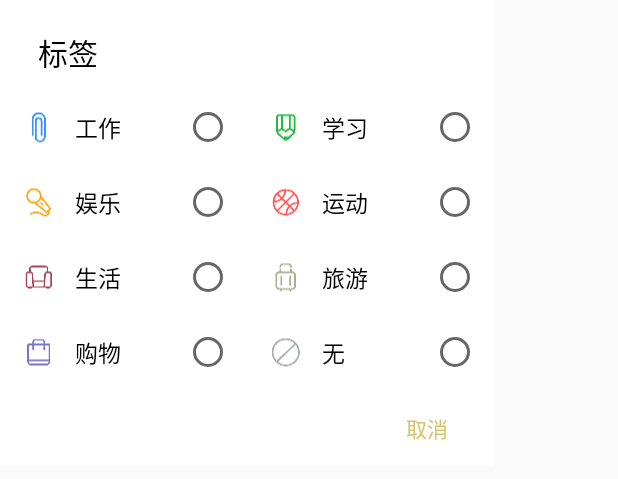
After one commit to Raindus/Ray.do, an Android app: the layout dialog_plan_tag.xml on its own in the app's theme, with its tools: preview values and no code run, on a phone screen of 412 x 824 dp. The commit adds this screen. Shown: the top 479 px of the screen. Run offline under Robolectric (Android 15) with nearby library versions, the phone set to English and light mode, and no system bars.

Commit message:
计划-标签-对话框

```diff
--- a/app/src/main/res/layout/activity_new_plan.xml
+++ b/app/src/main/res/layout/activity_new_plan.xml
@@ -60,6 +60,7 @@
             android:clickable="true" />
 
         <ImageButton
+            android:id="@+id/new_plan_tag"
             android:layout_width="50dp"
             android:layout_height="50dp"
             android:background="?android:attr/selectableItemBackgroundBorderless"
--- /dev/null
+++ b/app/src/main/res/layout/dialog_plan_tag.xml
@@ -0,0 +1,306 @@
+<?xml version="1.0" encoding="utf-8"?>
+<LinearLayout xmlns:android="http://schemas.android.com/apk/res/android"
+    android:layout_width="330dp"
+    android:layout_height="wrap_content"
+    android:background="@android:color/white"
+    android:orientation="vertical">
+
+    <TextView
+        android:layout_width="wrap_content"
+        android:layout_height="wrap_content"
+        android:layout_marginBottom="10dp"
+        android:layout_marginLeft="25dp"
+        android:layout_marginTop="20dp"
+        android:text="标签"
+        android:textColor="@android:color/black"
+        android:textSize="20dp" />
+
+    <TableLayout
+        android:layout_width="match_parent"
+        android:layout_height="wrap_content"
+        android:stretchColumns="0,1">
+
+        <TableRow>
+
+            <RelativeLayout
+                android:id="@+id/tag_rl_work"
+                android:layout_width="match_parent"
+                android:layout_height="50dp"
+                android:background="?android:attr/selectableItemBackground"
+                android:clickable="true">
+
+                <ImageView
+                    android:layout_width="wrap_content"
+                    android:layout_height="match_parent"
+                    android:layout_marginLeft="15dp"
+                    android:src="@drawable/plan_tag_work" />
+
+                <TextView
+                    android:layout_width="wrap_content"
+                    android:layout_height="match_parent"
+                    android:layout_marginLeft="50dp"
+                    android:gravity="center"
+                    android:text="工作"
+                    android:textColor="@android:color/black"
+                    android:textSize="15dp" />
+
+                <RadioButton
+                    android:id="@+id/tag_rb_work"
+                    android:layout_width="wrap_content"
+                    android:layout_height="match_parent"
+                    android:layout_alignParentRight="true"
+                    android:layout_marginRight="10dp"
+                    android:background="@null"
+                    android:clickable="false" />
+            </RelativeLayout>
+
+            <RelativeLayout
+                android:id="@+id/tag_rl_study"
+                android:layout_width="match_parent"
+                android:layout_height="50dp"
+                android:background="?android:attr/selectableItemBackground"
+                android:clickable="true">
+
+                <ImageView
+                    android:layout_width="wrap_content"
+                    android:layout_height="match_parent"
+                    android:layout_marginLeft="15dp"
+                    android:src="@drawable/plan_tag_study" />
+
+                <TextView
+                    android:layout_width="wrap_content"
+                    android:layout_height="match_parent"
+                    android:layout_marginLeft="50dp"
+                    android:gravity="center"
+                    android:text="学习"
+                    android:textColor="@android:color/black"
+                    android:textSize="15dp" />
+
+                <RadioButton
+                    android:id="@+id/tag_rb_study"
+                    android:layout_width="wrap_content"
+                    android:layout_height="match_parent"
+                    android:layout_alignParentRight="true"
+                    android:layout_marginRight="10dp"
+                    android:background="@null"
+                    android:clickable="false" />
+            </RelativeLayout>
+        </TableRow>
+
+        <TableRow>
+
+            <RelativeLayout
+                android:id="@+id/tag_rl_entertainment"
+                android:layout_width="match_parent"
+                android:layout_height="50dp"
+                android:background="?android:attr/selectableItemBackground"
+                android:clickable="true">
+
+                <ImageView
+                    android:layout_width="wrap_content"
+                    android:layout_height="match_parent"
+                    android:layout_marginLeft="15dp"
+                    android:src="@drawable/plan_tag_entertainment" />
+
+                <TextView
+                    android:layout_width="wrap_content"
+                    android:layout_height="match_parent"
+                    android:layout_marginLeft="50dp"
+                    android:gravity="center"
+                    android:text="娱乐"
+                    android:textColor="@android:color/black"
+                    android:textSize="15dp" />
+
+                <RadioButton
+                    android:id="@+id/tag_rb_entertainment"
+                    android:layout_width="wrap_content"
+                    android:layout_height="match_parent"
+                    android:layout_alignParentRight="true"
+                    android:layout_marginRight="10dp"
+                    android:background="@null"
+                    android:clickable="false" />
+            </RelativeLayout>
+
+            <RelativeLayout
+                android:id="@+id/tag_rl_sport"
+                android:layout_width="match_parent"
+                android:layout_height="50dp"
+                android:background="?android:attr/selectableItemBackground"
+                android:clickable="true">
+
+                <ImageView
+                    android:layout_width="wrap_content"
+                    android:layout_height="match_parent"
+                    android:layout_marginLeft="15dp"
+                    android:src="@drawable/plan_tag_sport" />
+
+                <TextView
+                    android:layout_width="wrap_content"
+                    android:layout_height="match_parent"
+                    android:layout_marginLeft="50dp"
+                    android:gravity="center"
+                    android:text="运动"
+                    android:textColor="@android:color/black"
+                    android:textSize="15dp" />
+
+                <RadioButton
+                    android:id="@+id/tag_rb_sport"
+                    android:layout_width="wrap_content"
+                    android:layout_height="match_parent"
+                    android:layout_alignParentRight="true"
+                    android:layout_marginRight="10dp"
+                    android:background="@null"
+                    android:clickable="false" />
+            </RelativeLayout>
+        </TableRow>
+
+        <TableRow>
+
+            <RelativeLayout
+                android:id="@+id/tag_rl_life"
+                android:layout_width="match_parent"
+                android:layout_height="50dp"
+                android:background="?android:attr/selectableItemBackground"
+                android:clickable="true">
+
+                <ImageView
+                    android:layout_width="wrap_content"
+                    android:layout_height="match_parent"
+                    android:layout_marginLeft="15dp"
+                    android:src="@drawable/plan_tag_life" />
+
+                <TextView
+                    android:layout_width="wrap_content"
+                    android:layout_height="match_parent"
+                    android:layout_marginLeft="50dp"
+                    android:gravity="center"
+                    android:text="生活"
+                    android:textColor="@android:color/black"
+                    android:textSize="15dp" />
+
+                <RadioButton
+                    android:id="@+id/tag_rb_life"
+                    android:layout_width="wrap_content"
+                    android:layout_height="match_parent"
+                    android:layout_alignParentRight="true"
+                    android:layout_marginRight="10dp"
+                    android:background="@null"
+                    android:clickable="false" />
+            </RelativeLayout>
+
+            <RelativeLayout
+                android:id="@+id/tag_rl_tourism"
+                android:layout_width="match_parent"
+                android:layout_height="50dp"
+                android:background="?android:attr/selectableItemBackground"
+                android:clickable="true">
+
+                <ImageView
+                    android:layout_width="wrap_content"
+                    android:layout_height="match_parent"
+                    android:layout_marginLeft="15dp"
+                    android:src="@drawable/plan_tag_tourism" />
+
+                <TextView
+                    android:layout_width="wrap_content"
+                    android:layout_height="match_parent"
+                    android:layout_marginLeft="50dp"
+                    android:gravity="center"
+                    android:text="旅游"
+                    android:textColor="@android:color/black"
+                    android:textSize="15dp" />
+
+                <RadioButton
+                    android:id="@+id/tag_rb_tourism"
+                    android:layout_width="wrap_content"
+                    android:layout_height="match_parent"
+                    android:layout_alignParentRight="true"
+                    android:layout_marginRight="10dp"
+                    android:background="@null"
+                    android:clickable="false" />
+            </RelativeLayout>
+        </TableRow>
+
+        <TableRow>
+
+            <RelativeLayout
+                android:id="@+id/tag_rl_shopping"
+                android:layout_width="match_parent"
+                android:layout_height="50dp"
+                android:background="?android:attr/selectableItemBackground"
+                android:clickable="true">
+
+                <ImageView
+                    android:layout_width="wrap_content"
+                    android:layout_height="match_parent"
+                    android:layout_marginLeft="15dp"
+                    android:src="@drawable/plan_tag_shopping" />
+
+                <TextView
+                    android:layout_width="wrap_content"
+                    android:layout_height="match_parent"
+                    android:layout_marginLeft="50dp"
+                    android:gravity="center"
+                    android:text="购物"
+                    android:textColor="@android:color/black"
+                    android:textSize="15dp" />
+
+                <RadioButton
+                    android:id="@+id/tag_rb_shopping"
+                    android:layout_width="wrap_content"
+                    android:layout_height="match_parent"
+                    android:layout_alignParentRight="true"
+                    android:layout_marginRight="10dp"
+                    android:background="@null"
+                    android:clickable="false" />
+            </RelativeLayout>
+
+            <RelativeLayout
+                android:id="@+id/tag_rl_none"
+                android:layout_width="match_parent"
+                android:layout_height="50dp"
+                android:background="?android:attr/selectableItemBackground"
+                android:clickable="true">
+
+                <ImageView
+                    android:layout_width="wrap_content"
+                    android:layout_height="match_parent"
+                    android:layout_marginLeft="15dp"
+                    android:src="@drawable/plan_tag_none" />
+
+                <TextView
+                    android:layout_width="wrap_content"
+                    android:layout_height="match_parent"
+                    android:layout_marginLeft="50dp"
+                    android:gravity="center"
+                    android:text="无"
+                    android:textColor="@android:color/black"
+                    android:textSize="15dp" />
+
+                <RadioButton
+                    android:id="@+id/tag_rb_none"
+                    android:layout_width="wrap_content"
+                    android:layout_height="match_parent"
+                    android:layout_alignParentRight="true"
+                    android:layout_marginRight="10dp"
+                    android:background="@null"
+                    android:clickable="false" />
+            </RelativeLayout>
+        </TableRow>
+
+    </TableLayout>
+
+    <Button
+        android:id="@+id/tag_negative"
+        android:layout_width="70dp"
+        android:layout_height="40dp"
+        android:layout_gravity="right"
+        android:layout_marginRight="10dp"
+        android:layout_marginVertical="5dp"
+        android:background="?android:attr/selectableItemBackground"
+        android:gravity="center"
+        android:text="取消"
+        android:textColor="@color/dandongshi"
+        android:textSize="14dp" />
+
+</LinearLayout>
```
Also changed, not shown: app/src/main/java/com/raindus/raydo/activity/NewPlanActivity.java (+25 -3 lines), app/src/main/java/com/raindus/raydo/dialog/PlanPriorityDialog.java (+20 -45 lines), app/src/main/java/com/raindus/raydo/dialog/PlanTagDialog.java (added, +123 -0 lines), app/src/main/java/com/raindus/raydo/plan/entity/PlanTag.java (+25 -13 lines).
